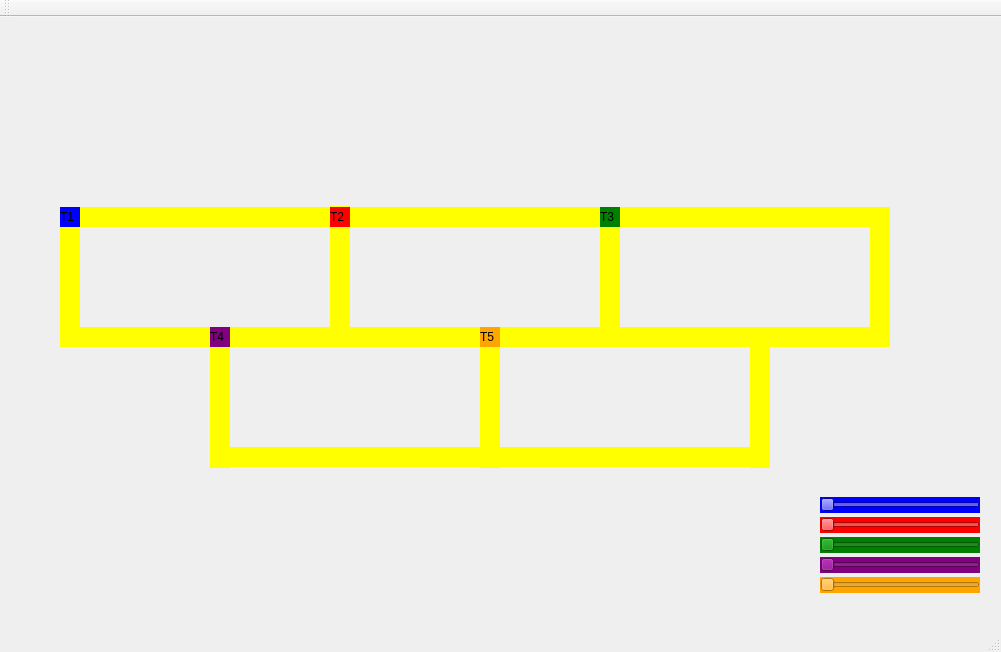
Old version of the form mainwindow.ui in the repository vicdant1/OS-Crazy-Train.
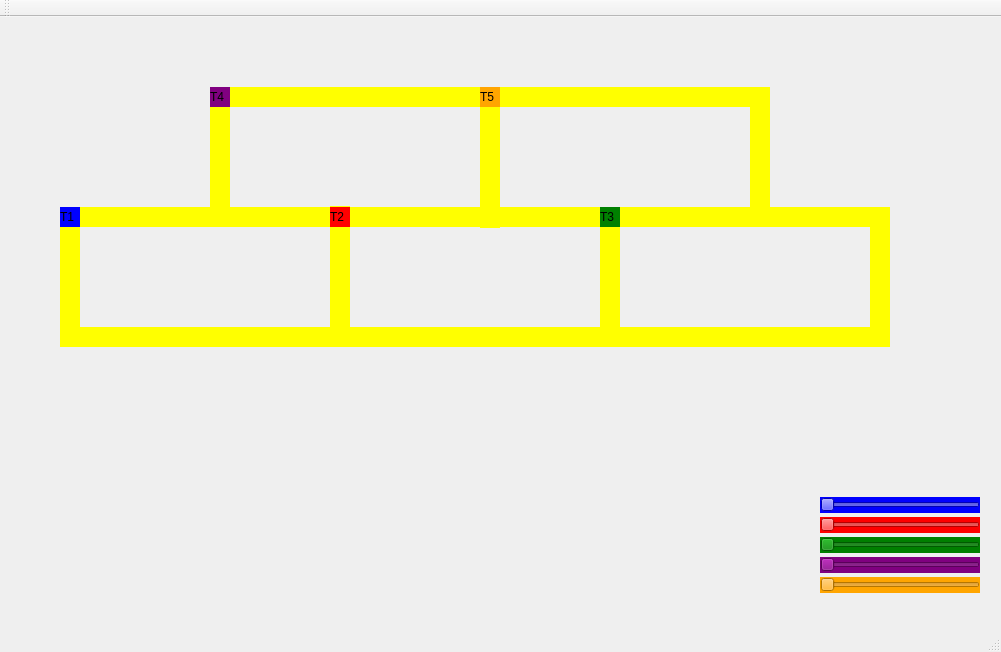
New version of the form.

The edit to the form file:
```diff
--- a/mainwindow.ui
+++ b/mainwindow.ui
@@ -546,7 +546,7 @@
      <rect>
       <x>350</x>
       <y>310</y>
-      <width>131</width>
+      <width>161</width>
       <height>20</height>
      </rect>
     </property>
@@ -609,7 +609,7 @@
     <property name="geometry">
      <rect>
       <x>230</x>
-      <y>430</y>
+      <y>70</y>
       <width>250</width>
       <height>20</height>
      </rect>
@@ -625,7 +625,7 @@
     <property name="geometry">
      <rect>
       <x>480</x>
-      <y>310</y>
+      <y>70</y>
       <width>20</width>
       <height>20</height>
      </rect>
@@ -641,7 +641,7 @@
     <property name="geometry">
      <rect>
       <x>210</x>
-      <y>310</y>
+      <y>70</y>
       <width>20</width>
       <height>20</height>
      </rect>
@@ -663,7 +663,7 @@
     <property name="geometry">
      <rect>
       <x>500</x>
-      <y>430</y>
+      <y>70</y>
       <width>250</width>
       <height>20</height>
      </rect>
@@ -679,7 +679,7 @@
     <property name="geometry">
      <rect>
       <x>750</x>
-      <y>330</y>
+      <y>70</y>
       <width>20</width>
       <height>121</height>
      </rect>
@@ -828,7 +828,7 @@
     <property name="geometry">
      <rect>
       <x>480</x>
-      <y>310</y>
+      <y>70</y>
       <width>20</width>
       <height>141</height>
      </rect>
@@ -860,7 +860,7 @@
     <property name="geometry">
      <rect>
       <x>210</x>
-      <y>330</y>
+      <y>70</y>
       <width>20</width>
       <height>121</height>
      </rect>
```
